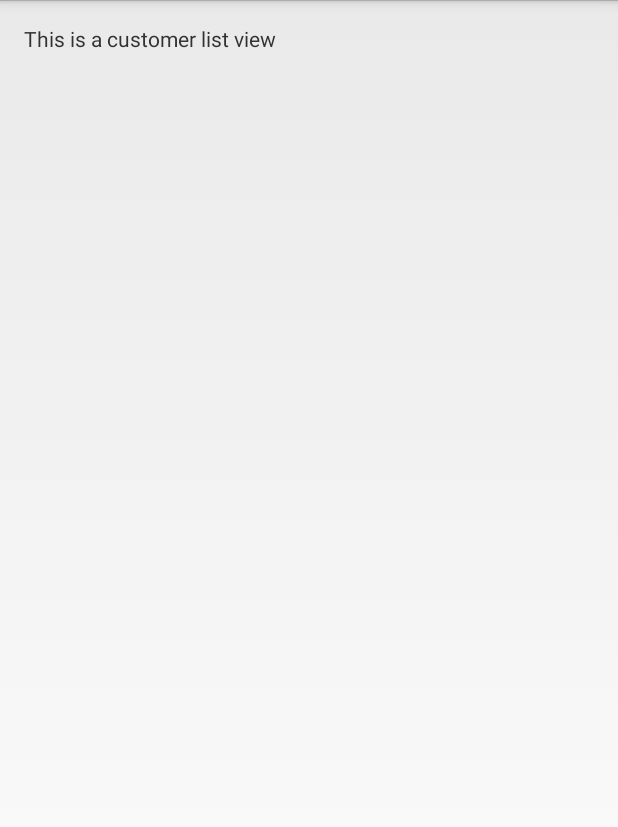
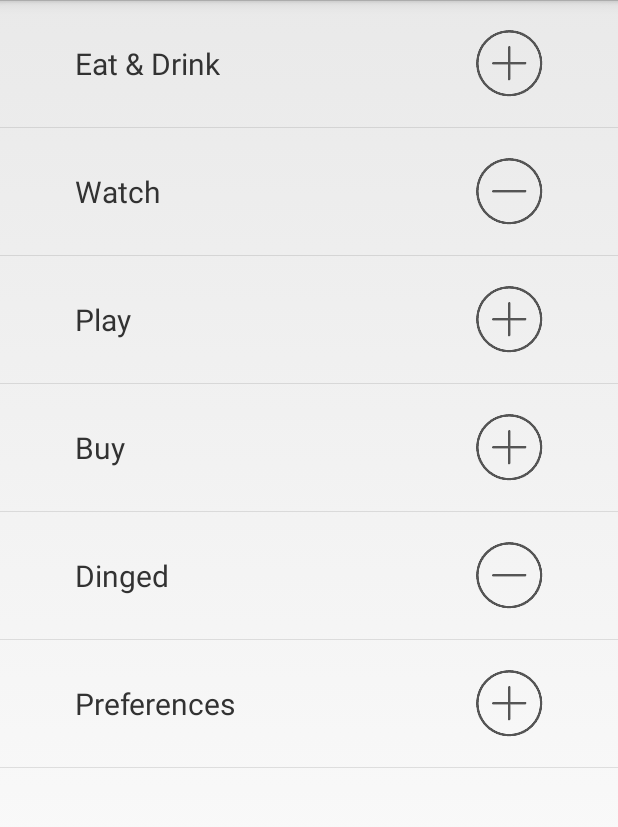
Before and after one commit to leonlee989/dingoApplication, an Android app: the CustomerActivity screen opened directly, with no data from a screen before it, on a phone screen of 412 x 824 dp, the part 72-899 px from its top. Run offline under Robolectric (Android 15) with nearby library versions, the phone set to English and light mode, and no system bars.

Commit message:
Customer Landing Page (Continues)

```diff
--- a/DingoApplication/app/src/main/AndroidManifest.xml
+++ b/DingoApplication/app/src/main/AndroidManifest.xml
@@ -4,7 +4,7 @@
 
     <application
         android:allowBackup="true"
-        android:icon="@drawable/ic_launcher"
+        android:icon="@drawable/app_icon"
         android:label="@string/app_name"
         android:theme="@style/dingoTheme" >
         <activity
--- a/DingoApplication/app/src/main/java/com/example/leon/dingoapplication/CustomerActivity.java
+++ b/DingoApplication/app/src/main/java/com/example/leon/dingoapplication/CustomerActivity.java
@@ -1,17 +1,23 @@
 package com.example.leon.dingoapplication;
 
 import android.app.ActionBar;
-import android.support.v4.app.FragmentActivity;
+import android.app.ListActivity;
+import android.content.Context;
 import android.os.Bundle;
+import android.view.LayoutInflater;
 import android.view.View;
+import android.view.ViewGroup;
+import android.widget.ArrayAdapter;
+import android.widget.ImageView;
+import android.widget.ListView;
 import android.widget.TextView;
+import android.widget.Toast;
 
-public class CustomerActivity extends FragmentActivity {
+public class CustomerActivity extends ListActivity {
 
     @Override
     protected void onCreate(Bundle savedInstanceState) {
         super.onCreate(savedInstanceState);
-        setContentView(R.layout.activity_customer);
 
         // Set up the action bar
         final ActionBar actionBar = getActionBar();
@@ -23,5 +29,57 @@ public class CustomerActivity extends FragmentActivity {
         // Set title text for activity
         TextView title = (TextView) findViewById(R.id.customer_home_title);
         title.setText(getResources().getString(R.string.app_name));
+
+        /**
+         * Default setting of values for list view
+         * TO BE REMOVED
+         */
+        String[] values = new String[] { "Eat & Drink", "Watch", "Play",
+                "Buy", "Dinged", "Preferences"};
+
+        final MySimpleArrayAdapter adapter = new MySimpleArrayAdapter(this, values);
+        setListAdapter(adapter);
+    }
+
+    @Override
+    public void onListItemClick(ListView l, View v, int position, long id) {
+        String item = (String) getListAdapter().getItem(position);
+        Toast.makeText(CustomerActivity.this, item + " selected", Toast.LENGTH_LONG).show();
+    }
+    /**
+     * Demonstration for ArrayAdapter by default
+     */
+    private class MySimpleArrayAdapter extends ArrayAdapter<String> {
+        private final Context context;
+        private final String[] values;
+
+        public MySimpleArrayAdapter(Context context, String[] values) {
+            super(context, R.layout.customer_landing_row, values);
+            this.context = context;
+            this.values = values;
+        }
+
+
+        @Override
+        public View getView(int position, View convertView, ViewGroup parent) {
+            LayoutInflater inflater = (LayoutInflater) context
+                    .getSystemService(Context.LAYOUT_INFLATER_SERVICE);
+
+            View rowView = inflater.inflate(R.layout.customer_landing_row, parent, false);
+
+            TextView label = (TextView) rowView.findViewById(R.id.landing_label);
+            ImageView imageIcon = (ImageView) rowView.findViewById(R.id.landing_icon);
+
+            String s = values[position];
+
+            label.setText(s);
+            if (s.startsWith("Watch") || s.startsWith("Dinged")) {
+                imageIcon.setImageResource(R.drawable.minus);
+            } else {
+                imageIcon.setImageResource(R.drawable.plus);
+            }
+
+            return rowView;
+        }
     }
 }
--- a/DingoApplication/app/src/main/res/layout/activity_customer.xml
+++ /dev/null
@@ -1,21 +0,0 @@
-<RelativeLayout xmlns:android="http://schemas.android.com/apk/res/android"
-    xmlns:tools="http://schemas.android.com/tools" android:layout_width="match_parent"
-    android:layout_height="match_parent" android:paddingLeft="@dimen/activity_horizontal_margin"
-    android:paddingRight="@dimen/activity_horizontal_margin"
-    android:paddingTop="@dimen/activity_vertical_margin"
-    android:paddingBottom="@dimen/activity_vertical_margin"
-    tools:context="com.example.leon.dingoapplication.CustomerActivity">
-
-    <TextView android:text="This is a customer list view" android:layout_width="wrap_content"
-        android:layout_height="wrap_content"
-        android:id="@+id/textView" />
-
-    <ListView
-        android:layout_width="wrap_content"
-        android:layout_height="wrap_content"
-        android:id="@+id/listView2"
-        android:layout_below="@+id/textView"
-        android:layout_alignParentLeft="true"
-        android:layout_alignParentStart="true" />
-
-</RelativeLayout>
--- /dev/null
+++ b/DingoApplication/app/src/main/res/layout/customer_landing_row.xml
@@ -0,0 +1,23 @@
+<?xml version="1.0" encoding="utf-8"?>
+<RelativeLayout xmlns:android="http://schemas.android.com/apk/res/android"
+    android:layout_width="match_parent" android:layout_height="match_parent">
+
+    <TextView android:id="@+id/landing_label"
+        android:layout_width="wrap_content"
+        android:layout_height="wrap_content"
+        android:layout_alignParentLeft="true"
+        android:layout_alignParentStart="true"
+        android:layout_centerVertical="true"
+        android:layout_marginLeft="50dp"
+        android:textSize="20dp"/>
+
+    <ImageView android:id="@+id/landing_icon"
+        android:layout_width="wrap_content"
+        android:layout_height="wrap_content"
+        android:layout_alignParentRight="true"
+        android:layout_alignParentEnd="true"
+        android:layout_marginTop="20dp"
+        android:layout_marginBottom="20dp"
+        android:layout_marginRight="50dp"/>
+
+</RelativeLayout>
```
Also changed, not shown: DingoApplication/app/src/main/res/drawable-xxhdpi/app_icon.png (added), DingoApplication/app/src/main/res/drawable-xxhdpi/minus.png (added), DingoApplication/app/src/main/res/drawable-xxhdpi/plus.png (added).
